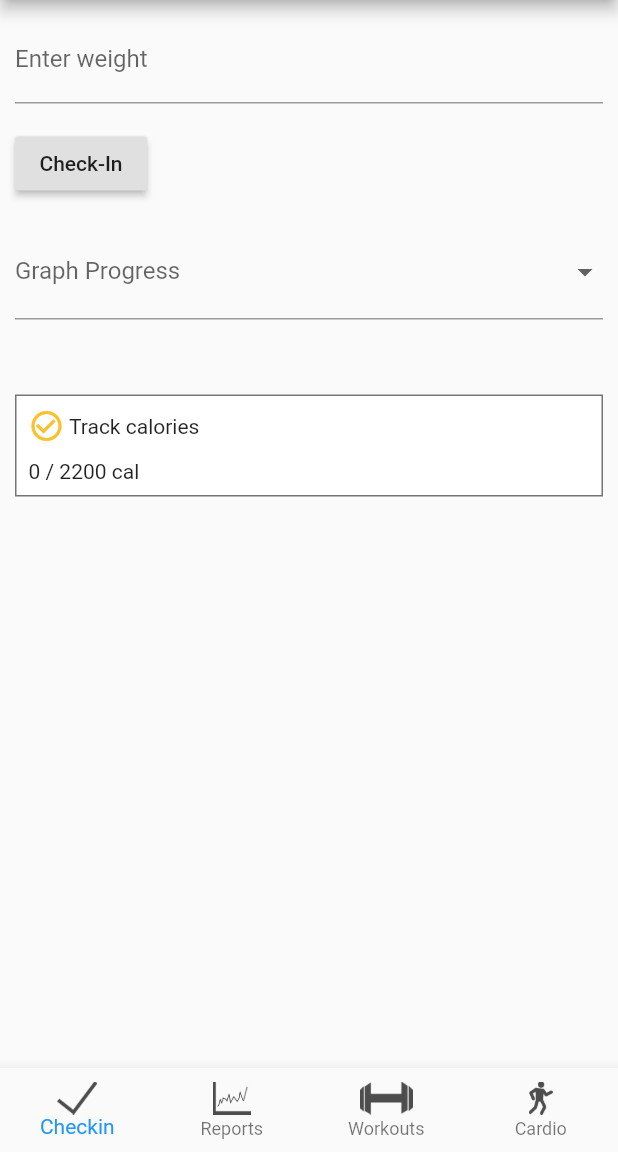
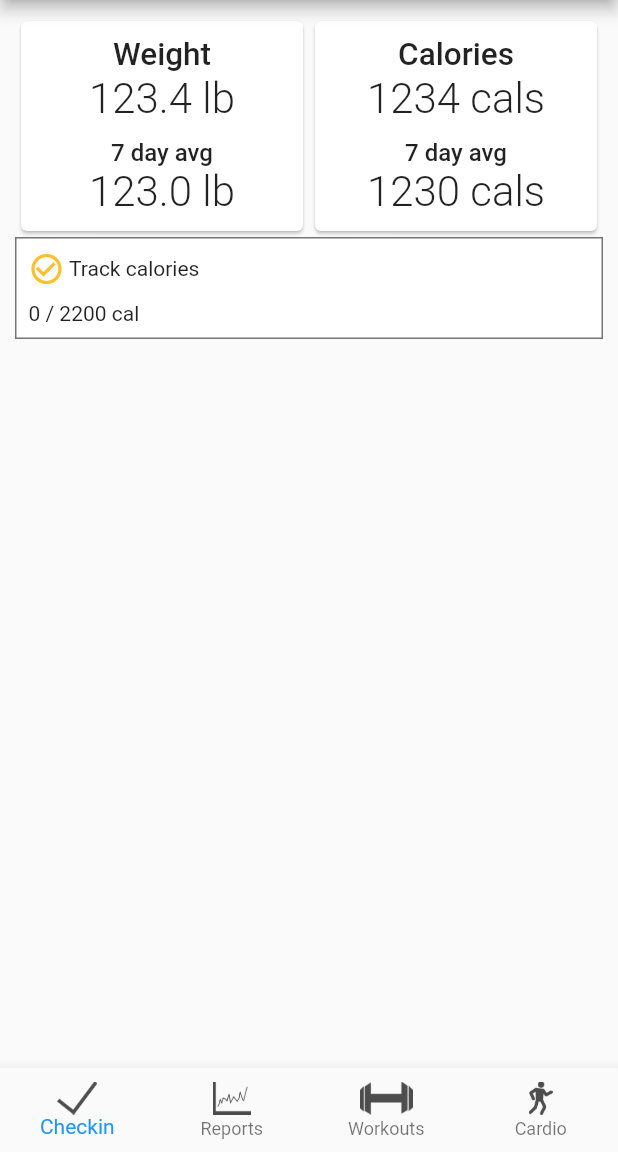
Before and after one commit to Luke-Tran/FitPal_MobileDevicesProject, a Flutter app: the screen it shows after launch, on a phone screen of 412 x 824 dp, the part 84-1236 px from its top. Run offline on Flutter 3.47's test engine with Material 2 defaults, Android fonts, the phone set to English and light mode, and no system bars; our stand-ins replace charts_flutter, cloud_firestore, flutter_i18n, flutter_local_notifications, flutter_map, geolocator and 3 more; missing offline and left inert: flutter_picker; accounts and stored records are empty.

Commit message:
Started work on checkin page layout update

```diff
--- a/lib/pages/checkin.dart
+++ b/lib/pages/checkin.dart
@@ -62,82 +62,188 @@ class _CheckInWeightState extends State<CheckInWeight> {
         padding: EdgeInsets.all(10.0),
         child: ListView(
           children: <Widget>[
-            Form(
-              key: _formKey,
-              child: Column(
-                crossAxisAlignment: CrossAxisAlignment.start,
-                children: <Widget> [
-                  // Text Field for user to put their weight in.
-                  TextFormField (
-                    validator: (value) => globals.isNumeric(value) ? null : 'Weight must be a number',
-                    decoration: const InputDecoration(
-                      hintText: 'Enter your current weight',
-                      labelText: 'Enter weight',
+            Row(
+              children: <Widget>[
+                Container(
+                  width: MediaQuery.of(context).size.width / 2 - 10,
+                  child: Card(
+                    child: Padding(
+                      padding: EdgeInsets.all(10.0),
+                      child: Column(
+                        children: <Widget>[
+                          Text(
+                            "Weight",
+                            style: TextStyle(
+                              fontWeight: FontWeight.w500,
+                              fontSize: 21,
+                            ),
+                            textAlign: TextAlign.center,
+                          ),
+                          Text(
+                            "123.4 lb",
+                            style: TextStyle(
+                              fontWeight: FontWeight.w300,
+                              fontSize: 28,
+                            ),
+                            textAlign: TextAlign.center,
+                          ),
+                          SizedBox(height: 10),
+                          Text(
+                            "7 day avg",
+                            style: TextStyle(
+                              fontWeight: FontWeight.w500,
+                              fontSize: 16,
+                            ),
+                            textAlign: TextAlign.center,
+                          ),
+                          Text(
+                            "123.0 lb",
+                            style: TextStyle(
+                              fontWeight: FontWeight.w300,
+                              fontSize: 28,
+                            ),
+                            textAlign: TextAlign.center,
+                          ),
+                        ],
+                      ),
                     ),
-                    onSaved: (String value) {
-                      print('Weight is $value');
-                      // formats and displays the current date
-                      // TODO: Format the date so it's easier to parse into a graph
-                      print('Time is ${DateTime(now.day, now.month, now.year)}');
-                      _weight = value;
-                      _currentDate = DateTime(now.day, now.month, now.year);
-                      _insertWeight(double.parse(value));
-                    },
                   ),
-                  // Formatting for the 'Check-In' button
-                  Padding (
-                    padding: const EdgeInsets.symmetric(vertical: 16.0),
-                    child: RaisedButton (
-                      child: Text('Check-In'),
-                      onPressed: () {
-                        if (_formKey.currentState.validate()) {
-                          _formKey.currentState.save();
-                          // creates a snackbar when the check-in button is pressed
-                          final snackBar = SnackBar (
-                            content: Text('Weight Saved'),
-                            action: SnackBarAction (
-                              label: 'Undo',
-                              onPressed: () {
-                                _deleteWeight(_lastInsertedId);
-                                print('weight deleted');
-                              },
-                            )
-                          );
-                          Scaffold.of(context).showSnackBar(snackBar);
-                        }
-                      },
-                    )
+                ),
+                Container(
+                  width: MediaQuery.of(context).size.width / 2 - 10,
+                  child: Card(
+                    child: Padding(
+                      padding: EdgeInsets.all(10.0),
+                      child: Column(
+                        children: <Widget>[
+                          Text(
+                            "Calories",
+                            style: TextStyle(
+                              fontWeight: FontWeight.w500,
+                              fontSize: 21,
+                            ),
+                            textAlign: TextAlign.center,
+                          ),
+                          Text(
+                            "1234 cals",
+                            style: TextStyle(
+                              fontWeight: FontWeight.w300,
+                              fontSize: 28,
+                            ),
+                            textAlign: TextAlign.center,
+                          ),
+                          SizedBox(height: 10),
+                          Text(
+                            "7 day avg",
+                            style: TextStyle(
+                              fontWeight: FontWeight.w500,
+                              fontSize: 16,
+                            ),
+                            textAlign: TextAlign.center,
+                          ),
+                          Text(
+                            "1230 cals",
+                            style: TextStyle(
+                              fontWeight: FontWeight.w300,
+                              fontSize: 28,
+                            ),
+                            textAlign: TextAlign.center,
+                          ),
+                        ],
+                      ),
+                    ),
                   ),
-                  // Displays the drop down options for displaying the graph
-                  DropdownButtonFormField (
-                    decoration: const InputDecoration (
-                      labelText: 'Graph Progress',
-                    ),
-                    value: _progress,
-                    items: <String> ['1-Week', '1-Month', '6-Months', '1-Year']
-                      .map<DropdownMenuItem<String>>((String item) {
-                        return DropdownMenuItem<String> (
-                          value: item,
-                          child: Text(item),
-                        );
-                      }).toList(),
-                    onChanged: (String newValue) {
-                      setState(() {
-                        _progress = newValue;
-                      });
-                      print('Showing progress for $_progress');
-                      // TODO: display graphs here
-                      _listAllWeights();
-                    },
-                  ),
-                ]
-              )
+                ),
+              ],
             ),
-            SizedBox(height: 50.0,),
             TrackCaloriesBtn(),
           ],
         ),
       ),
     );
+
+    //OLD checkin format for reference
+    // return Scaffold(
+    //   body: Padding(
+    //     padding: EdgeInsets.all(10.0),
+    //     child: ListView(
+    //       children: <Widget>[
+    //         Form(
+    //           key: _formKey,
+    //           child: Column(
+    //             crossAxisAlignment: CrossAxisAlignment.start,
+    //             children: <Widget> [
+    //               // Text Field for user to put their weight in.
+    //               TextFormField (
+    //                 validator: (value) => globals.isNumeric(value) ? null : 'Weight must be a number',
+    //                 decoration: const InputDecoration(
+    //                   hintText: 'Enter your current weight',
+    //                   labelText: 'Enter weight',
+    //                 ),
+    //                 onSaved: (String value) {
+    //                   print('Weight is $value');
+    //                   // formats and displays the current date
+    //                   // TODO: Format the date so it's easier to parse into a graph
+    //                   print('Time is ${DateTime(now.day, now.month, now.year)}');
+    //                   _weight = value;
+    //                   _currentDate = DateTime(now.day, now.month, now.year);
+    //                   _insertWeight(double.parse(value));
+    //                 },
+    //               ),
+    //               // Formatting for the 'Check-In' button
+    //               Padding (
+    //                 padding: const EdgeInsets.symmetric(vertical: 16.0),
+    //                 child: RaisedButton (
+    //                   child: Text('Check-In'),
+    //                   onPressed: () {
+    //                     if (_formKey.currentState.validate()) {
+    //                       _formKey.currentState.save();
+    //                       // creates a snackbar when the check-in button is pressed
+    //                       final snackBar = SnackBar (
+    //                         content: Text('Weight Saved'),
+    //                         action: SnackBarAction (
+    //                           label: 'Undo',
+    //                           onPressed: () {
+    //                             _deleteWeight(_lastInsertedId);
+    //                             print('weight deleted');
+    //                           },
+    //                         )
+    //                       );
+    //                       Scaffold.of(context).showSnackBar(snackBar);
+    //                     }
+    //                   },
+    //                 )
+    //               ),
+    //               // Displays the drop down options for displaying the graph
+    //               DropdownButtonFormField (
+    //                 decoration: const InputDecoration (
+    //                   labelText: 'Graph Progress',
+    //                 ),
+    //                 value: _progress,
+    //                 items: <String> ['1-Week', '1-Month', '6-Months', '1-Year']
+    //                   .map<DropdownMenuItem<String>>((String item) {
+    //                     return DropdownMenuItem<String> (
+    //                       value: item,
+    //                       child: Text(item),
+    //                     );
+    //                   }).toList(),
+    //                 onChanged: (String newValue) {
+    //                   setState(() {
+    //                     _progress = newValue;
+    //                   });
+    //                   print('Showing progress for $_progress');
+    //                   // TODO: display graphs here
+    //                   _listAllWeights();
+    //                 },
+    //               ),
+    //             ]
+    //           )
+    //         ),
+    //         SizedBox(height: 50.0,),
+    //         TrackCaloriesBtn(),
+    //       ],
+    //     ),
+    //   ),
+    // );
 	}
 }
```
